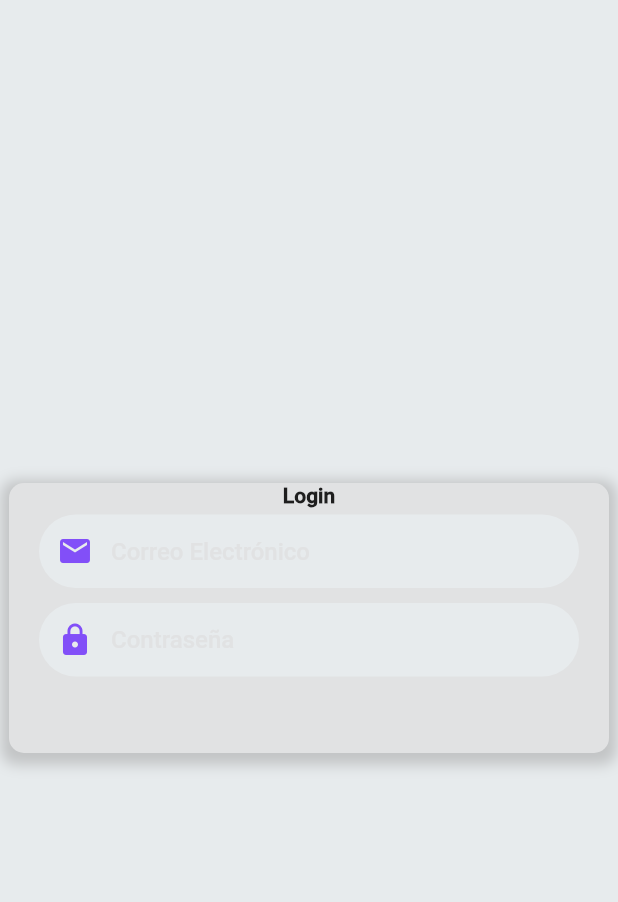
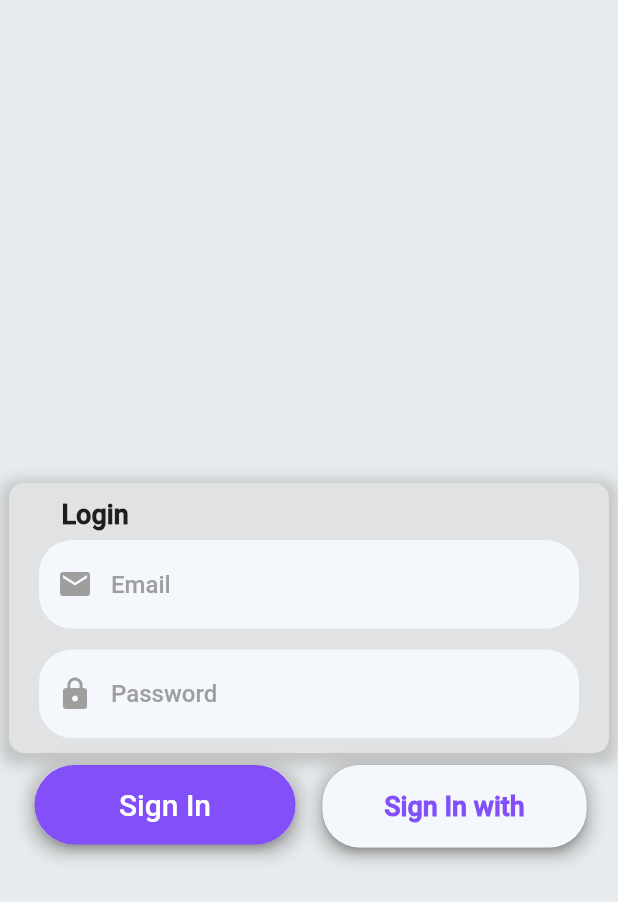
Before and after one commit to Josue0625/primer_parcial, a Flutter app: the screen it shows after launch, on a phone screen of 412 x 824 dp. Shown: the top 902 px of the screen. Run offline on Flutter 3.47's test engine with Material 2 defaults, Android fonts, the phone set to English and light mode, and no system bars.

Commit message:
Se ajustaron los diseños del email y del password y ademas, se agregaron los botones de Sign In y Sign In with

```diff
--- a/lib/src/login/login_page.dart
+++ b/lib/src/login/login_page.dart
@@ -24,7 +24,9 @@ class _LoginPageState extends State<LoginPage> {
   Widget build(BuildContext context) {
     return Scaffold(
       backgroundColor: MyColors.primaryOpacityColor,
-      body: Container(
+      body: SingleChildScrollView(
+        child: Container(
+          height: MediaQuery.of(context).size.height,
           child: Stack(
             children: [
               Center(
@@ -41,25 +43,46 @@ class _LoginPageState extends State<LoginPage> {
                       ),
                     ],
                     color: MyColors.primaryColorDart,
-                    borderRadius: BorderRadius.circular(10)),
-                child: Stack(children: [
-                  SingleChildScrollView(
+                    borderRadius: BorderRadius.circular(10),
+                  ),
+                  child: SingleChildScrollView(
                     child: Column(
                       children: [
+                        SizedBox(height: 10),
+                        Row(
+                          children: const [
+                            SizedBox(width: 35),
                             Text(
                               "Login",
-                          style: TextStyle(fontWeight: FontWeight.bold),
-                          textAlign: TextAlign.left,
+                              style: TextStyle(
+                                fontWeight: FontWeight.bold,
+                                fontSize: 18,
+                              ),
+                              textAlign: TextAlign.start,
+                            ),
+                          ],
                         ),
                         _textFieldEmail(),
                         _textFieldPassword(),
                       ],
                     ),
                   ),
-                ]),
                 ),
               ),
+              Positioned(
+                top: 490,
+                left: 3,
+                right: 195,
+                child: _buttonLogin(),
+              ),
+              Positioned(
+                top: 490,
+                left: 195,
+                right: 1,
+                child: _buttonRegister(),
+              ),
             ],
+          ),
         ),
       ),
     );
@@ -67,21 +90,21 @@ class _LoginPageState extends State<LoginPage> {
 
   Widget _textFieldEmail() {
     return Container(
-      margin: const EdgeInsets.symmetric(horizontal: 20, vertical: 5),
+      margin: const EdgeInsets.symmetric(horizontal: 20, vertical: 7),
       decoration: BoxDecoration(
-          color: MyColors.primaryOpacityColor,
-          borderRadius: BorderRadius.circular(30)),
+          color: MyColors.secundaryColorDart,
+          borderRadius: BorderRadius.circular(22)),
       child: TextField(
         controller: _con.emailController,
         keyboardType: TextInputType.emailAddress,
         decoration: InputDecoration(
-            hintText: 'Correo Electrónico',
-            hintStyle: TextStyle(color: MyColors.primaryColorDart),
+            hintText: 'Email',
+            hintStyle: TextStyle(color: MyColors.secundaryColor),
             border: InputBorder.none,
-            contentPadding: EdgeInsets.all(15),
+            contentPadding: EdgeInsets.all(20),
             prefixIcon: Icon(
               Icons.email,
-              color: MyColors.primaryColor,
+              color: MyColors.secundaryColor,
             )),
       ),
     );
@@ -89,23 +112,92 @@ class _LoginPageState extends State<LoginPage> {
 
   Widget _textFieldPassword() {
     return Container(
-      margin: const EdgeInsets.symmetric(horizontal: 20, vertical: 5),
+      margin: const EdgeInsets.symmetric(horizontal: 20, vertical: 7),
       decoration: BoxDecoration(
-          color: MyColors.primaryOpacityColor,
-          borderRadius: BorderRadius.circular(30)),
+          color: MyColors.secundaryColorDart,
+          borderRadius: BorderRadius.circular(22)),
       child: TextField(
         obscureText: true,
         controller: _con.passwordController,
         decoration: InputDecoration(
-            hintText: 'Contraseña',
-            hintStyle: TextStyle(color: MyColors.primaryColorDart),
+            hintText: 'Password',
+            hintStyle: TextStyle(color: MyColors.secundaryColor),
             border: InputBorder.none,
-            contentPadding: EdgeInsets.all(15),
+            contentPadding: EdgeInsets.all(20),
             prefixIcon: Icon(
               Icons.lock,
-              color: MyColors.primaryColor,
+              color: MyColors.secundaryColor,
             )),
       ),
     );
   }
+
+  Widget _buttonLogin() {
+    return Container(
+      width: double.infinity,
+      margin: EdgeInsets.symmetric(horizontal: 20, vertical: 20),
+      decoration: BoxDecoration(
+        boxShadow: [
+          BoxShadow(
+            color: Colors.grey.withOpacity(0.5),
+            spreadRadius: 5,
+            blurRadius: 7,
+            offset: Offset(0, 3),
+          ),
+        ],
+        color: MyColors.primaryColorDart,
+        borderRadius: BorderRadius.circular(25),
+      ),
+      child: ElevatedButton(
+        onPressed: _con.login,
+        style: ElevatedButton.styleFrom(
+            backgroundColor: MyColors.primaryColor,
+            shape:
+                RoundedRectangleBorder(borderRadius: BorderRadius.circular(30)),
+            padding: const EdgeInsets.symmetric(vertical: 15)),
+        child: const Text(
+          'Sign In',
+          style: TextStyle(
+            fontSize: 20, // Aquí cambias el tamaño del texto
+            fontWeight: FontWeight.normal, // Otras propiedades de estilo
+          ),
+        ),
+      ),
+    );
   }
+
+  Widget _buttonRegister() {
+    return Container(
+      width: double.infinity,
+      margin: EdgeInsets.symmetric(horizontal: 20, vertical: 20),
+      decoration: BoxDecoration(
+        boxShadow: [
+          BoxShadow(
+            color: Colors.grey.withOpacity(0.5),
+            spreadRadius: 5,
+            blurRadius: 7,
+            offset: Offset(0, 3),
+          ),
+        ],
+        color: MyColors.primaryColorDart,
+        borderRadius: BorderRadius.circular(25),
+      ),
+      child: ElevatedButton(
+        onPressed: _con.login,
+        style: ElevatedButton.styleFrom(
+            backgroundColor: MyColors.tercerColorDart,
+            shape:
+                RoundedRectangleBorder(borderRadius: BorderRadius.circular(25)),
+            padding: const EdgeInsets.symmetric(vertical: 17)),
+        child: Text(
+          'Sign In with',
+          style: TextStyle(
+            fontSize: 18, // Aquí cambias el tamaño del texto
+            fontWeight: FontWeight.bold, // Otras propiedades de estilo
+            color: MyColors.primaryColor,
+          ),
+        ),
+      ),
+    );
+  }
+}
--- a/lib/src/utils/my_colors.dart
+++ b/lib/src/utils/my_colors.dart
@@ -4,4 +4,7 @@ class MyColors {
   static Color primaryColor = Color(0xFF824ff8);
   static Color primaryColorDart = const Color(0xFFe1e2e3);
   static Color primaryOpacityColor = const Color(0xFFe7ebed);
+  static Color secundaryColor = const Color(0xFF9e9e9e);
+  static Color secundaryColorDart = const Color(0xFFf4f8fd);
+  static Color tercerColorDart = const Color(0xFFf4f8fd);
 }
```
Lines whose indentation alone changed are shown as unchanged.
